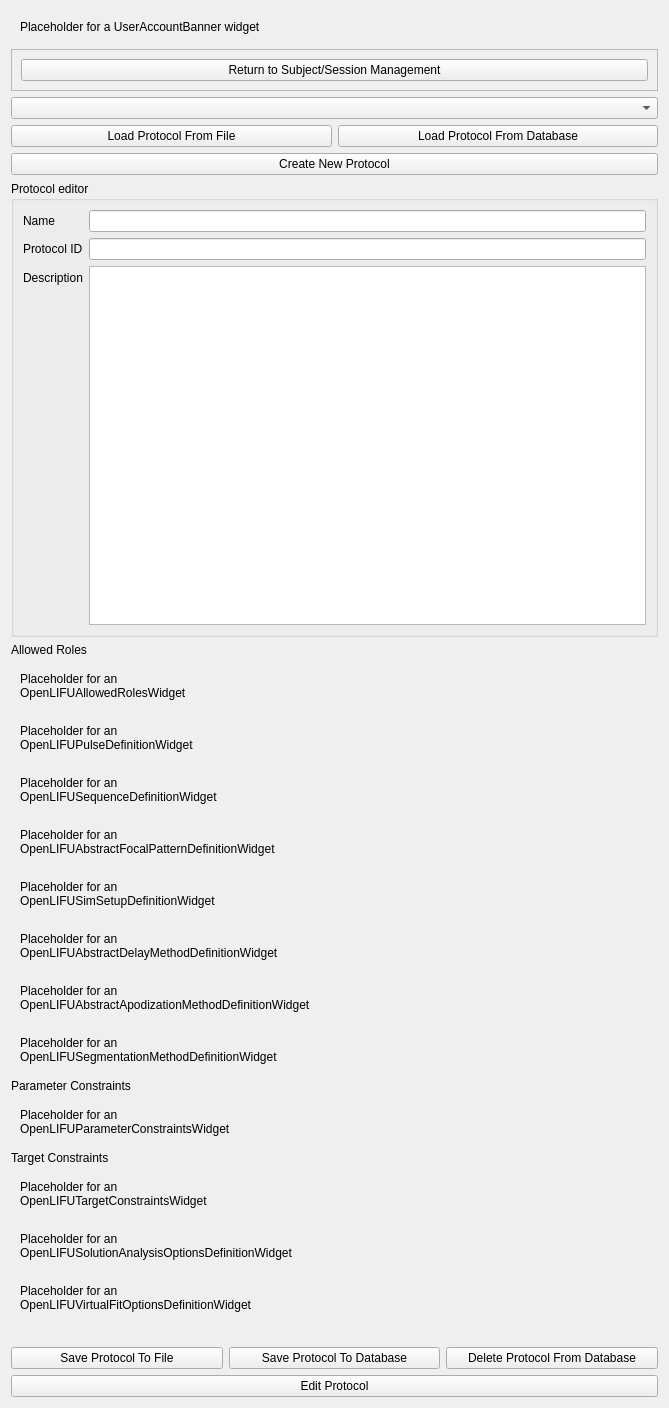
Before: the Qt Designer form OpenLIFUProtocolConfig/Resources/UI/OpenLIFUProtocolConfig.ui in OpenwaterHealth/SlicerOpenLIFU, drawn with Qt 5.
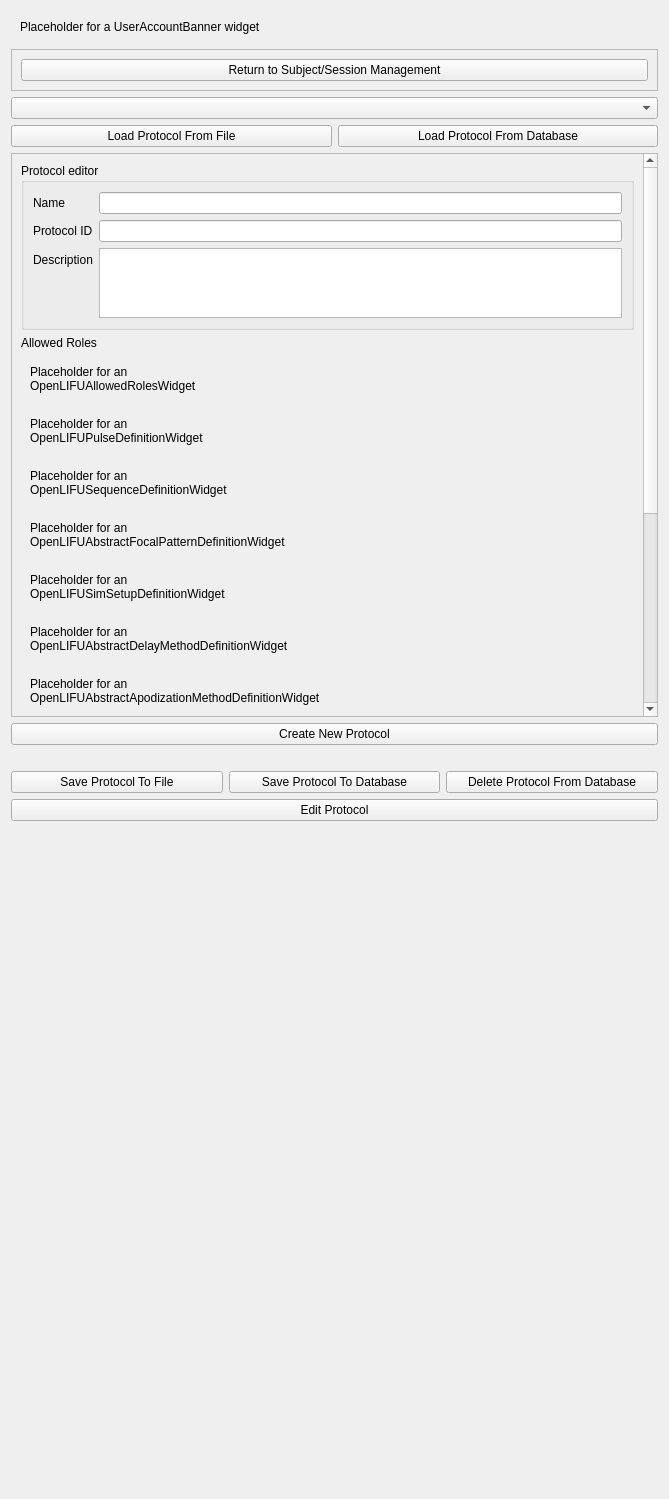
After: the same form once the commit is applied. Custom widgets are drawn as their Qt base class.

Commit message:
Enclose most protocol editor fields in scroll area (#254)
Some features were left to be visible all the time, such as the label,
the create new protocol button, the save/delete buttons, and the edit
button.

What changed in the file:
```diff
--- a/OpenLIFUProtocolConfig/Resources/UI/OpenLIFUProtocolConfig.ui
+++ b/OpenLIFUProtocolConfig/Resources/UI/OpenLIFUProtocolConfig.ui
@@ -7,7 +7,7 @@
     <x>0</x>
     <y>0</y>
     <width>669</width>
-    <height>1408</height>
+    <height>1499</height>
    </rect>
   </property>
   <layout class="QVBoxLayout" name="protocolConfigLayout">
@@ -91,15 +91,20 @@
        <number>0</number>
       </property>
       <item>
-       <widget class="QPushButton" name="createNewProtocolButton">
-        <property name="toolTip">
-         <string>Create a new openlifu protocol</string>
+       <widget class="QScrollArea" name="scrollArea">
+        <property name="widgetResizable">
+         <bool>true</bool>
         </property>
-        <property name="text">
-         <string>Create New Protocol</string>
-        </property>
-       </widget>
-      </item>
+        <widget class="QWidget" name="scrollAreaWidgetContents">
+         <property name="geometry">
+          <rect>
+           <x>0</x>
+           <y>0</y>
+           <width>616</width>
+           <height>1063</height>
+          </rect>
+         </property>
+         <layout class="QVBoxLayout" name="verticalLayout_2">
       <item>
        <widget class="QGroupBox" name="protocolEditorSectionGroupBox">
         <property name="title">
@@ -349,6 +354,20 @@
         </layout>
        </widget>
       </item>
+         </layout>
+        </widget>
+       </widget>
+      </item>
+      <item>
+       <widget class="QPushButton" name="createNewProtocolButton">
+        <property name="toolTip">
+         <string>Create a new openlifu protocol</string>
+        </property>
+        <property name="text">
+         <string>Create New Protocol</string>
+        </property>
+       </widget>
+      </item>
       <item>
        <widget class="QLabel" name="saveStateLabel">
         <property name="alignment">
@@ -394,6 +413,19 @@
      </layout>
     </widget>
    </item>
+   <item>
+    <spacer name="verticalSpacer">
+     <property name="orientation">
+      <enum>Qt::Vertical</enum>
+     </property>
+     <property name="sizeHint" stdset="0">
+      <size>
+       <width>20</width>
+       <height>40</height>
+      </size>
+     </property>
+    </spacer>
+   </item>
   </layout>
  </widget>
  <customwidgets>
```
Lines whose indentation alone changed are shown as unchanged.
